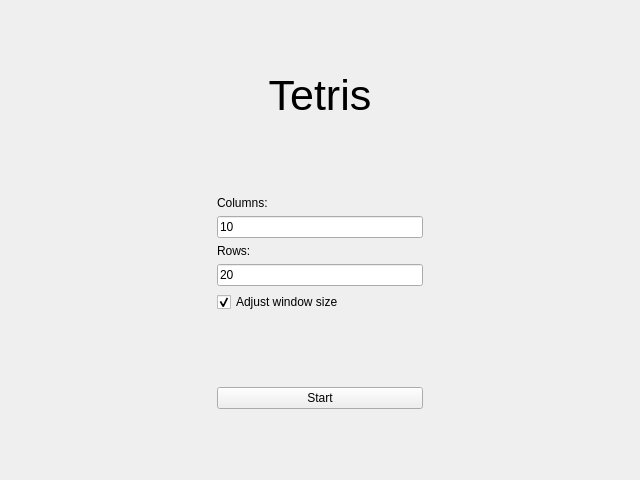
RadoslawWojdak/tetris-qt, file mainwindow.ui: the form before one commit.
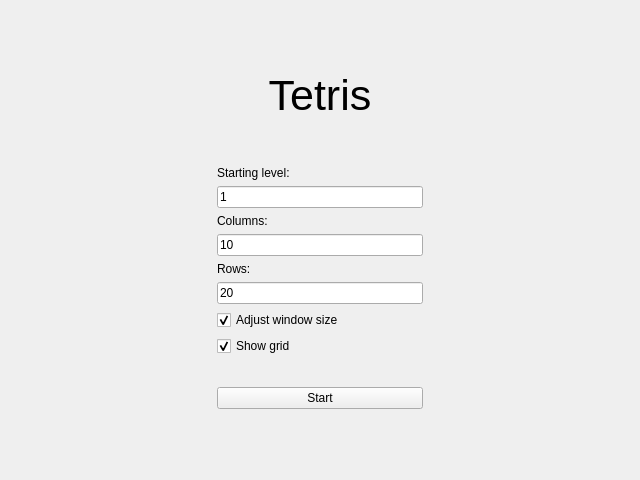
The form after the commit.

```diff
--- a/mainwindow.ui
+++ b/mainwindow.ui
@@ -39,20 +39,17 @@
        <layout class="QGridLayout" name="gridLayout_3">
         <item row="0" column="0">
          <layout class="QGridLayout" name="gridLayout">
-          <item row="6" column="2">
-           <spacer name="horizontalSpacer_2">
-            <property name="orientation">
-             <enum>Qt::Horizontal</enum>
+          <item row="12" column="1">
+           <widget class="QCheckBox" name="gridCheckBox">
+            <property name="text">
+             <string>Show grid</string>
             </property>
-            <property name="sizeHint" stdset="0">
-             <size>
-              <width>0</width>
-              <height>0</height>
-             </size>
+            <property name="checked">
+             <bool>true</bool>
             </property>
-           </spacer>
+           </widget>
           </item>
-          <item row="6" column="0">
+          <item row="8" column="0">
            <spacer name="horizontalSpacer">
             <property name="orientation">
              <enum>Qt::Horizontal</enum>
@@ -65,13 +62,56 @@
             </property>
            </spacer>
           </item>
-          <item row="6" column="1">
+          <item row="8" column="1">
            <widget class="QLabel" name="rowsLabel">
             <property name="text">
              <string>Rows:</string>
             </property>
            </widget>
           </item>
+          <item row="8" column="2">
+           <spacer name="horizontalSpacer_2">
+            <property name="orientation">
+             <enum>Qt::Horizontal</enum>
+            </property>
+            <property name="sizeHint" stdset="0">
+             <size>
+              <width>0</width>
+              <height>0</height>
+             </size>
+            </property>
+           </spacer>
+          </item>
+          <item row="7" column="1">
+           <widget class="QLineEdit" name="columnsLineEdit">
+            <property name="text">
+             <string>10</string>
+            </property>
+           </widget>
+          </item>
+          <item row="6" column="1">
+           <widget class="QLabel" name="columnsLabel">
+            <property name="text">
+             <string>Columns:</string>
+            </property>
+           </widget>
+          </item>
+          <item row="0" column="1">
+           <spacer name="verticalSpacer">
+            <property name="orientation">
+             <enum>Qt::Vertical</enum>
+            </property>
+            <property name="sizeType">
+             <enum>QSizePolicy::Fixed</enum>
+            </property>
+            <property name="sizeHint" stdset="0">
+             <size>
+              <width>20</width>
+              <height>60</height>
+             </size>
+            </property>
+           </spacer>
+          </item>
           <item row="3" column="1">
            <spacer name="verticalSpacer_2">
             <property name="orientation">
@@ -85,10 +125,10 @@
             </property>
            </spacer>
           </item>
-          <item row="5" column="1">
-           <widget class="QLineEdit" name="columnsLineEdit">
+          <item row="9" column="1">
+           <widget class="QLineEdit" name="rowsLineEdit">
             <property name="text">
-             <string>10</string>
+             <string>20</string>
             </property>
            </widget>
           </item>
@@ -107,53 +147,7 @@
             </property>
            </widget>
           </item>
-          <item row="7" column="1">
-           <widget class="QLineEdit" name="rowsLineEdit">
-            <property name="text">
-             <string>20</string>
-            </property>
-           </widget>
-          </item>
-          <item row="4" column="1">
-           <widget class="QLabel" name="columnsLabel">
-            <property name="text">
-             <string>Columns:</string>
-            </property>
-           </widget>
-          </item>
-          <item row="0" column="1">
-           <spacer name="verticalSpacer">
-            <property name="orientation">
-             <enum>Qt::Vertical</enum>
-            </property>
-            <property name="sizeType">
-             <enum>QSizePolicy::Fixed</enum>
-            </property>
-            <property name="sizeHint" stdset="0">
-             <size>
-              <width>20</width>
-              <height>60</height>
-             </size>
-            </property>
-           </spacer>
-          </item>
-          <item row="10" column="1">
-           <spacer name="verticalSpacer_3">
-            <property name="orientation">
-             <enum>Qt::Vertical</enum>
-            </property>
-            <property name="sizeType">
-             <enum>QSizePolicy::Expanding</enum>
-            </property>
-            <property name="sizeHint" stdset="0">
-             <size>
-              <width>0</width>
-              <height>0</height>
-             </size>
-            </property>
-           </spacer>
-          </item>
-          <item row="12" column="1">
+          <item row="15" column="1">
            <spacer name="verticalSpacer_4">
             <property name="orientation">
              <enum>Qt::Vertical</enum>
@@ -169,14 +163,14 @@
             </property>
            </spacer>
           </item>
-          <item row="11" column="1">
+          <item row="14" column="1">
            <widget class="QPushButton" name="startButton">
             <property name="text">
              <string>Start</string>
             </property>
            </widget>
           </item>
-          <item row="9" column="1">
+          <item row="11" column="1">
            <widget class="QCheckBox" name="adjustWinSizeCheckBox">
             <property name="text">
              <string>Adjust window size</string>
@@ -186,6 +180,36 @@
             </property>
            </widget>
           </item>
+          <item row="13" column="1">
+           <spacer name="verticalSpacer_3">
+            <property name="orientation">
+             <enum>Qt::Vertical</enum>
+            </property>
+            <property name="sizeType">
+             <enum>QSizePolicy::Expanding</enum>
+            </property>
+            <property name="sizeHint" stdset="0">
+             <size>
+              <width>0</width>
+              <height>0</height>
+             </size>
+            </property>
+           </spacer>
+          </item>
+          <item row="4" column="1">
+           <widget class="QLabel" name="startingLevelLabel">
+            <property name="text">
+             <string>Starting level:</string>
+            </property>
+           </widget>
+          </item>
+          <item row="5" column="1">
+           <widget class="QLineEdit" name="startingLevelLineEdit">
+            <property name="text">
+             <string>1</string>
+            </property>
+           </widget>
+          </item>
          </layout>
         </item>
        </layout>
```
Left out of the diff: 2 changed lines with no effect on the pictures.
